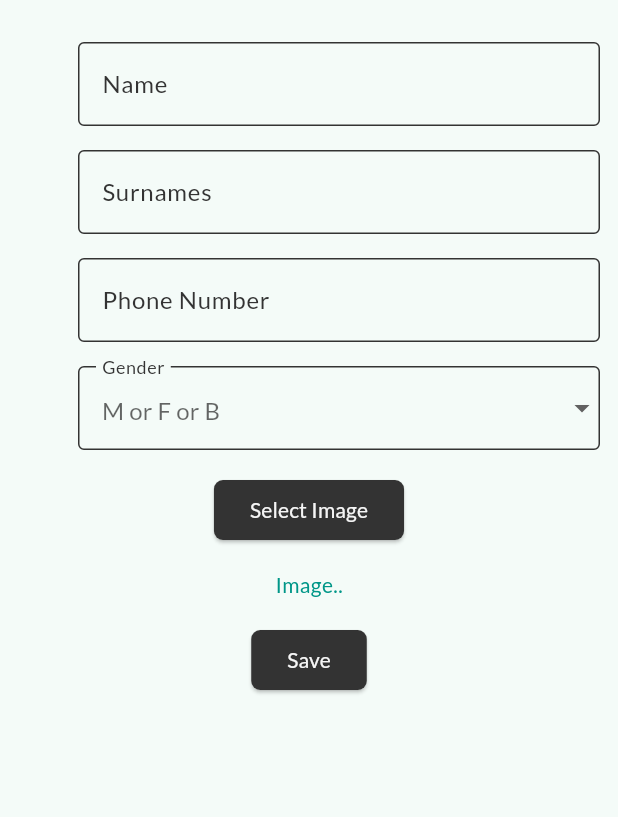
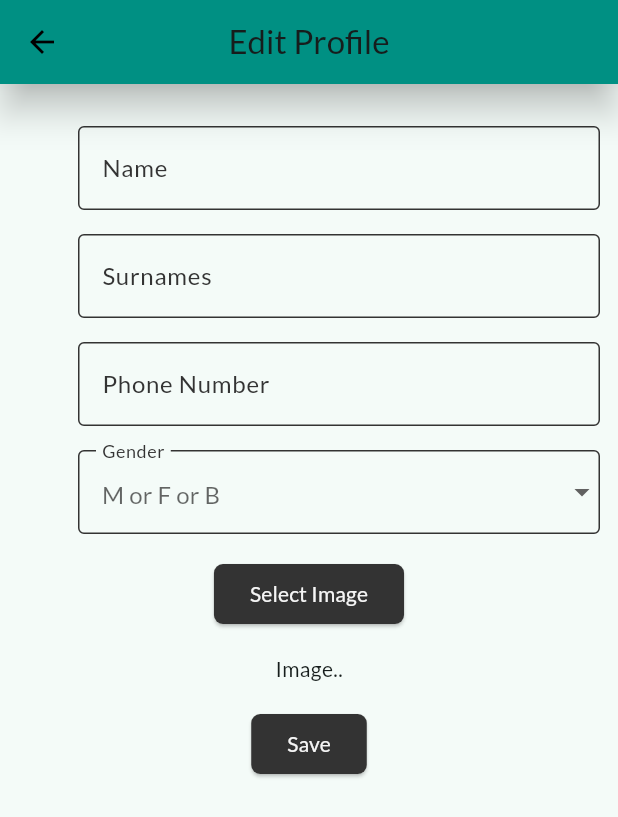
Before and after one commit to cdany840/AppointmentApp, a Flutter app: the ProfileForm screen opened directly, on a phone screen of 412 x 824 dp. Shown: the top 817 px of the screen. Run offline on Flutter 3.47's test engine with Material 2 defaults, Android fonts, the phone set to English and light mode, and no system bars; our stand-ins replace cached_network_image, cloud_firestore, concentric_transition, firebase_auth, firebase_core, firebase_storage and 6 more; accounts and stored records are empty.

Commit message:
Edit Profile 80%

```diff
--- a/lib/config/theme/app_theme.dart
+++ b/lib/config/theme/app_theme.dart
@@ -49,10 +49,7 @@ class AppTheme {
           color: Colors.black
         )
       ),
-      textTheme: TextTheme(
-        bodySmall: TextStyle(color: _colorTheme[selectedColor]),
-        bodyMedium: TextStyle(color: _colorTheme[selectedColor]),
-        bodyLarge: TextStyle(color: _colorTheme[selectedColor]),
+      textTheme: const TextTheme(
         headlineSmall: const TextStyle(fontSize: 18.0),
         headlineMedium: const TextStyle(fontSize: 24.0),
         headlineLarge: const TextStyle(fontSize: 28.0),
--- a/lib/presentation/widgets/home/create_drawer.dart
+++ b/lib/presentation/widgets/home/create_drawer.dart
@@ -1,4 +1,5 @@
 import 'package:appointment_app/config/helpers/business/services_firebase.dart';
+import 'package:cached_network_image/cached_network_image.dart';
 import 'package:flutter/material.dart';
 import 'package:font_awesome_flutter/font_awesome_flutter.dart';
 
@@ -23,7 +24,10 @@ class _CreateDrawerState extends State<CreateDrawer> {
               if (snapshot.hasData) {
                 return UserAccountsDrawerHeader(
                   currentAccountPicture: CircleAvatar(
-                    backgroundImage: NetworkImage(snapshot.data!.image!),
+                    backgroundImage: CachedNetworkImageProvider(
+                      snapshot.data!.image!,
+                      errorListener: (error) => const Icon(Icons.error),
+                    )
                   ),
                   accountName: Text(snapshot.data!.name!),
                   accountEmail: Text(snapshot.data!.surnames!)
--- a/lib/presentation/widgets/profile/profile_form.dart
+++ b/lib/presentation/widgets/profile/profile_form.dart
@@ -41,7 +41,12 @@ class _ProfileFormState extends State<ProfileForm> {
   Widget build(BuildContext context) {
     final dropDownProvider = context.watch<ProviderDropdown>();
     final selectImage = context.watch<ImageInputProvider>();
-    return Form(
+    return Scaffold(
+      appBar: AppBar(
+        title: !widget.edit ? const Text('Create Profile') : const Text('Edit Profile'),
+        centerTitle: true,
+      ),
+      body: Form(
         key: formKey,
         child: Padding(
           padding: const EdgeInsets.all(12.0),
@@ -151,6 +156,7 @@ class _ProfileFormState extends State<ProfileForm> {
             ),
           ),
         )
+      )
     );
   }
 }
```
Also changed, not shown: lib/presentation/screens/profile/profile_screen.dart (+9 -9 lines). Lines whose indentation alone changed are shown as unchanged.
